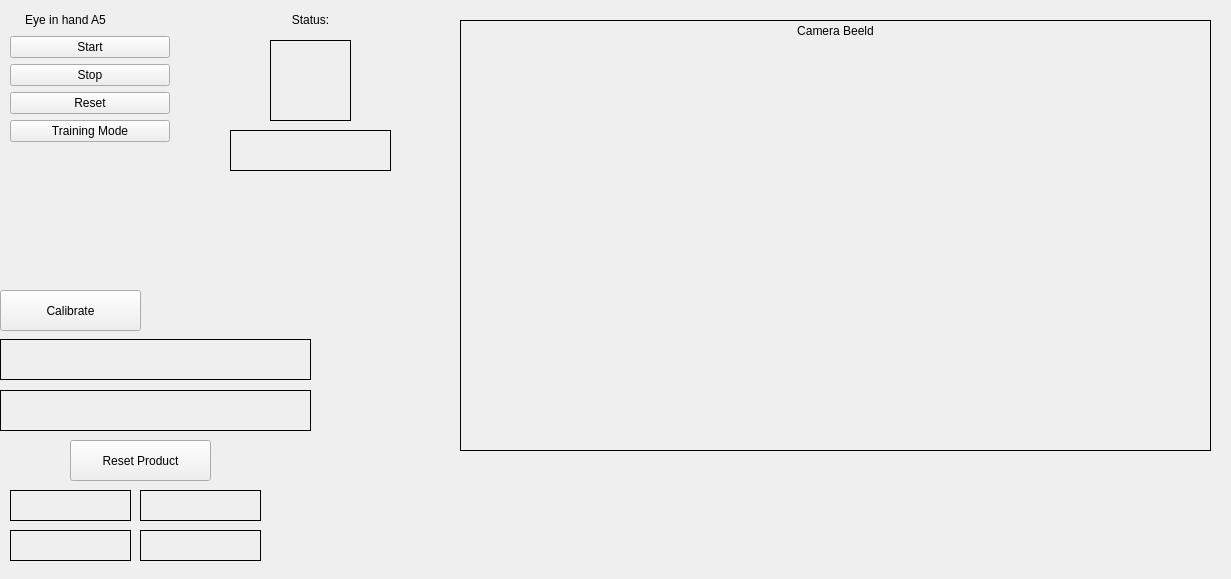
Old version of the form eye_in_hand_pkg/src/eye_in_hand_pkg/hmi/hmi_window.ui in the repository JesseSmul/eye_in_hand_A5.
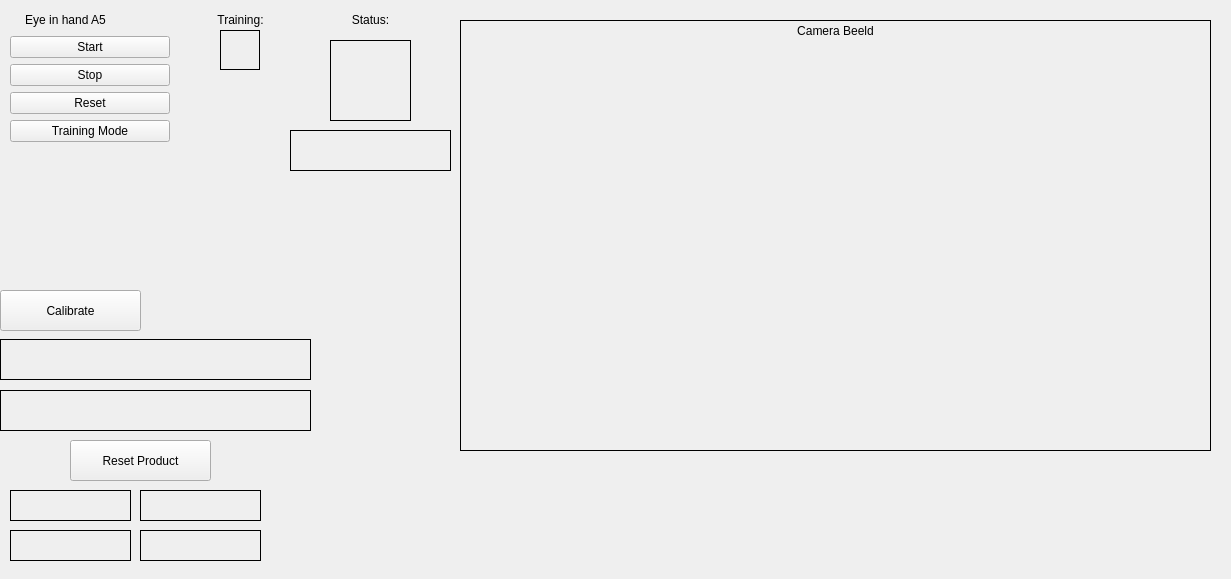
New version of the form. Icons and pictures are not drawn.

The edit to the form file:
```diff
--- a/eye_in_hand_pkg/src/eye_in_hand_pkg/hmi/hmi_window.ui
+++ b/eye_in_hand_pkg/src/eye_in_hand_pkg/hmi/hmi_window.ui
@@ -16,7 +16,7 @@
   <widget class="QLabel" name="statusLamp">
    <property name="geometry">
     <rect>
-     <x>270</x>
+     <x>330</x>
      <y>40</y>
      <width>81</width>
      <height>81</height>
@@ -75,7 +75,7 @@
   <widget class="QLabel" name="statusText">
    <property name="geometry">
     <rect>
-     <x>230</x>
+     <x>290</x>
      <y>130</y>
      <width>161</width>
      <height>41</height>
@@ -259,7 +259,7 @@
   <widget class="QLabel" name="label_2">
    <property name="geometry">
     <rect>
-     <x>250</x>
+     <x>310</x>
      <y>10</y>
      <width>121</width>
      <height>19</height>
@@ -275,15 +275,24 @@
   <widget class="QLabel" name="label_3">
    <property name="geometry">
     <rect>
-     <x>1000</x>
-     <y>510</y>
-     <width>211</width>
-     <height>51</height>
+     <x>990</x>
+     <y>500</y>
+     <width>231</width>
+     <height>61</height>
     </rect>
    </property>
+   <property name="tabletTracking">
+    <bool>false</bool>
+   </property>
+   <property name="autoFillBackground">
+    <bool>false</bool>
+   </property>
    <property name="text">
     <string/>
    </property>
+   <property name="textFormat">
+    <enum>Qt::AutoText</enum>
+   </property>
    <property name="pixmap">
     <pixmap>../../../../../.designer/hmi/avans.png</pixmap>
    </property>
@@ -293,6 +302,12 @@
    <property name="alignment">
     <set>Qt::AlignCenter</set>
    </property>
+   <property name="wordWrap">
+    <bool>false</bool>
+   </property>
+   <property name="openExternalLinks">
+    <bool>false</bool>
+   </property>
   </widget>
   <widget class="QWidget" name="verticalLayoutWidget">
    <property name="geometry">
@@ -340,6 +355,47 @@
     </item>
    </layout>
   </widget>
+  <widget class="QLabel" name="trainingLamp">
+   <property name="geometry">
+    <rect>
+     <x>220</x>
+     <y>30</y>
+     <width>40</width>
+     <height>40</height>
+    </rect>
+   </property>
+   <property name="minimumSize">
+    <size>
+     <width>40</width>
+     <height>40</height>
+    </size>
+   </property>
+   <property name="frameShape">
+    <enum>QFrame::Box</enum>
+   </property>
+   <property name="text">
+    <string/>
+   </property>
+   <property name="alignment">
+    <set>Qt::AlignCenter</set>
+   </property>
+  </widget>
+  <widget class="QLabel" name="label_4">
+   <property name="geometry">
+    <rect>
+     <x>180</x>
+     <y>10</y>
+     <width>121</width>
+     <height>19</height>
+    </rect>
+   </property>
+   <property name="text">
+    <string>Training:</string>
+   </property>
+   <property name="alignment">
+    <set>Qt::AlignCenter</set>
+   </property>
+  </widget>
  </widget>
  <tabstops>
   <tabstop>calButton</tabstop>
```
Left out of the diff: 2 changed lines with no effect on the pictures.
